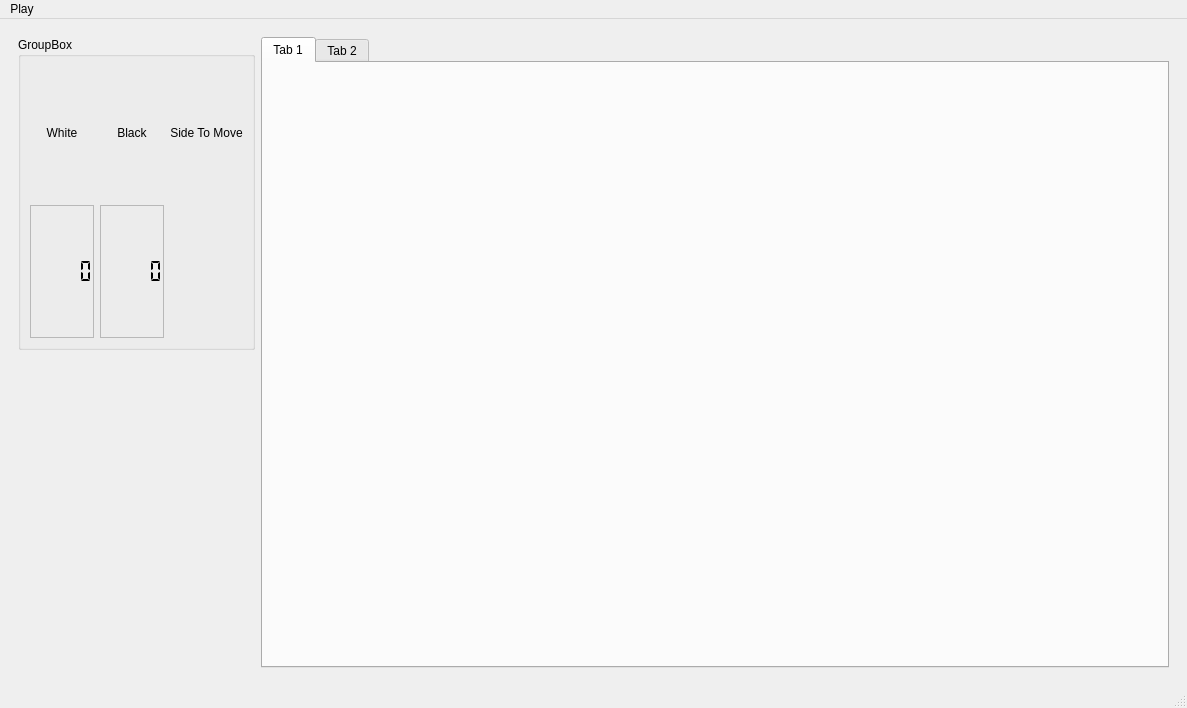
The window that app/mainwindow.ui (neluj/Xake) describes before a commit, drawn with Qt 5.
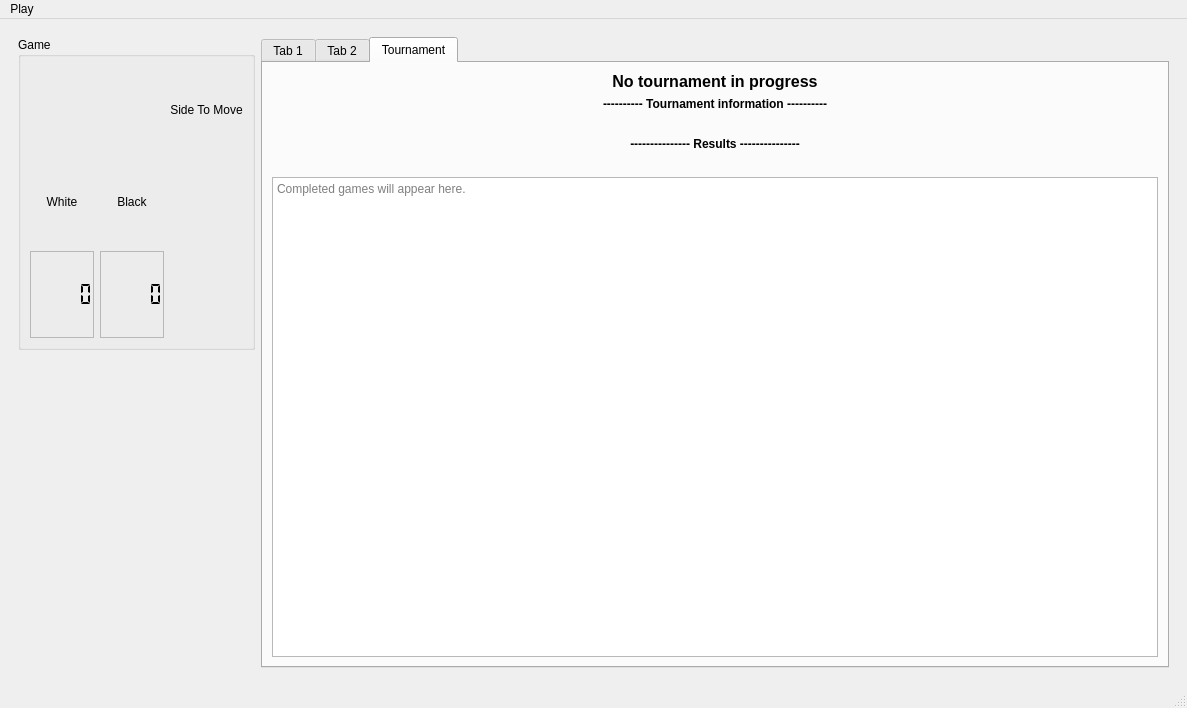
The same window after the commit. Custom widgets are drawn as their Qt base class.

Commit message: Add live tournament results panel

Diff of the .ui file:
```diff
--- a/app/mainwindow.ui
+++ b/app/mainwindow.ui
@@ -21,10 +21,10 @@
        <item row="0" column="0">
         <widget class="QGroupBox" name="groupBox">
          <property name="title">
-          <string>GroupBox</string>
+          <string>Game</string>
          </property>
          <layout class="QGridLayout" name="gridLayout_2">
-          <item row="1" column="0">
+          <item row="2" column="0">
            <widget class="QLCDNumber" name="whiteTimeLcd">
             <property name="frameShape">
              <enum>QFrame::StyledPanel</enum>
@@ -37,7 +37,7 @@
             </property>
            </widget>
           </item>
-          <item row="1" column="1">
+          <item row="2" column="1">
            <widget class="QLCDNumber" name="blackTimeLcd">
             <property name="frameShape">
              <enum>QFrame::StyledPanel</enum>
@@ -50,7 +50,7 @@
             </property>
            </widget>
           </item>
-          <item row="0" column="0">
+          <item row="1" column="0">
            <widget class="QLabel" name="labelWhiteTime">
             <property name="text">
              <string>White</string>
@@ -60,7 +60,7 @@
             </property>
            </widget>
           </item>
-          <item row="0" column="1">
+          <item row="1" column="1">
            <widget class="QLabel" name="labelBlackTime">
             <property name="text">
              <string>Black</string>
@@ -90,6 +90,36 @@
             </property>
            </widget>
           </item>
+          <item row="0" column="0">
+           <widget class="QLabel" name="labelWhitePlayer">
+            <property name="font">
+             <font>
+              <bold>true</bold>
+             </font>
+            </property>
+            <property name="text">
+             <string/>
+            </property>
+            <property name="alignment">
+             <set>Qt::AlignCenter</set>
+            </property>
+           </widget>
+          </item>
+          <item row="0" column="1">
+           <widget class="QLabel" name="labelBlackPlayer">
+            <property name="font">
+             <font>
+              <bold>true</bold>
+             </font>
+            </property>
+            <property name="text">
+             <string/>
+            </property>
+            <property name="alignment">
+             <set>Qt::AlignCenter</set>
+            </property>
+           </widget>
+          </item>
          </layout>
         </widget>
        </item>
@@ -98,6 +128,9 @@
        </item>
        <item row="0" column="1" rowspan="2">
         <widget class="QTabWidget" name="tabWidget">
+         <property name="currentIndex">
+          <number>2</number>
+         </property>
          <widget class="QWidget" name="tab_3">
           <attribute name="title">
            <string>Tab 1</string>
@@ -108,6 +141,100 @@
            <string>Tab 2</string>
           </attribute>
          </widget>
+         <widget class="QWidget" name="tabTournament">
+          <attribute name="title">
+           <string>Tournament</string>
+          </attribute>
+          <layout class="QVBoxLayout" name="tournamentTabLayout">
+           <item>
+            <widget class="QLabel" name="labelTournamentStatus">
+             <property name="font">
+              <font>
+               <pointsize>12</pointsize>
+               <bold>true</bold>
+              </font>
+             </property>
+             <property name="text">
+              <string>No tournament in progress</string>
+             </property>
+             <property name="alignment">
+              <set>Qt::AlignCenter</set>
+             </property>
+             <property name="wordWrap">
+              <bool>true</bool>
+             </property>
+           </widget>
+           </item>
+           <item>
+            <widget class="QLabel" name="labelTournamentInfoDivider">
+             <property name="font">
+              <font>
+               <bold>true</bold>
+              </font>
+             </property>
+             <property name="text">
+              <string>---------- Tournament information ----------</string>
+             </property>
+             <property name="alignment">
+              <set>Qt::AlignCenter</set>
+             </property>
+            </widget>
+           </item>
+           <item>
+            <widget class="QLabel" name="labelTournamentInfo">
+             <property name="text">
+              <string/>
+             </property>
+             <property name="wordWrap">
+              <bool>true</bool>
+             </property>
+            </widget>
+           </item>
+           <item>
+            <widget class="QLabel" name="labelTournamentResultsDivider">
+             <property name="font">
+              <font>
+               <bold>true</bold>
+              </font>
+             </property>
+             <property name="text">
+              <string>--------------- Results ---------------</string>
+             </property>
+             <property name="alignment">
+              <set>Qt::AlignCenter</set>
+             </property>
+            </widget>
+           </item>
+           <item>
+            <widget class="QLabel" name="labelTournamentScore">
+             <property name="font">
+              <font>
+               <bold>true</bold>
+              </font>
+             </property>
+             <property name="text">
+              <string/>
+             </property>
+             <property name="alignment">
+              <set>Qt::AlignCenter</set>
+             </property>
+             <property name="wordWrap">
+              <bool>true</bool>
+             </property>
+            </widget>
+           </item>
+           <item>
+            <widget class="QPlainTextEdit" name="tournamentHistoryText">
+             <property name="readOnly">
+              <bool>true</bool>
+             </property>
+             <property name="placeholderText">
+              <string>Completed games will appear here.</string>
+             </property>
+            </widget>
+           </item>
+          </layout>
+         </widget>
         </widget>
        </item>
       </layout>
```
The commit also changes 5 other files.
